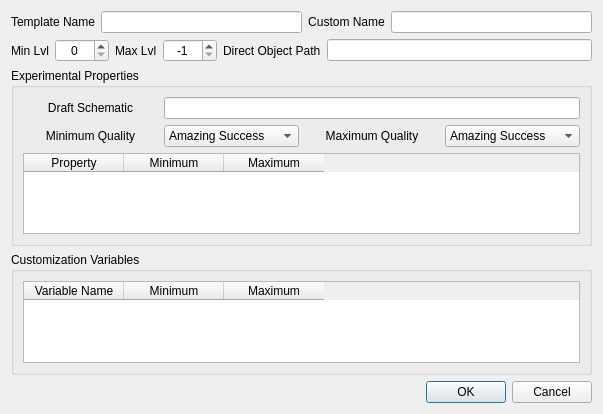
TheAnswer/Tools, file WorldSpawnerTool/lootitemeditor.ui: the form before one commit.
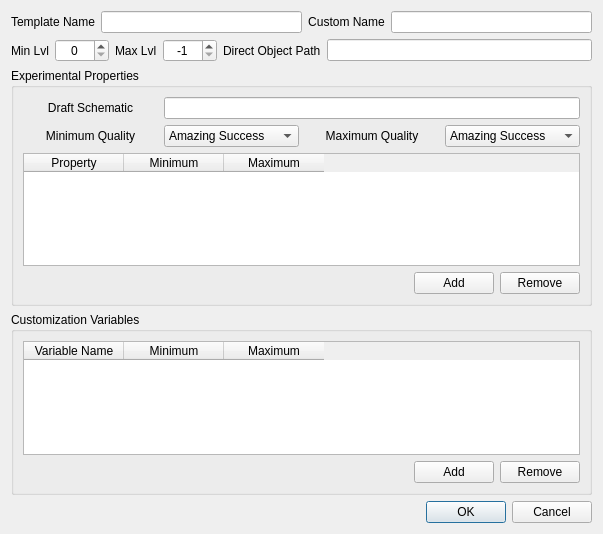
The form after the commit.

The edit to the form file:
```diff
--- a/WorldSpawnerTool/lootitemeditor.ui
+++ b/WorldSpawnerTool/lootitemeditor.ui
@@ -7,7 +7,7 @@
     <x>0</x>
     <y>0</y>
     <width>603</width>
-    <height>414</height>
+    <height>534</height>
    </rect>
   </property>
   <property name="windowTitle">
@@ -142,6 +142,9 @@
           <property name="selectionBehavior">
            <enum>QAbstractItemView::SelectRows</enum>
           </property>
+          <attribute name="verticalHeaderVisible">
+           <bool>false</bool>
+          </attribute>
           <attribute name="verticalHeaderDefaultSectionSize">
            <number>20</number>
           </attribute>
@@ -283,6 +286,37 @@
           </item>
          </widget>
         </item>
+        <item row="3" column="0" colspan="4">
+         <layout class="QHBoxLayout" name="horizontalLayout_2">
+          <item>
+           <spacer name="horizontalSpacer">
+            <property name="orientation">
+             <enum>Qt::Horizontal</enum>
+            </property>
+            <property name="sizeHint" stdset="0">
+             <size>
+              <width>40</width>
+              <height>20</height>
+             </size>
+            </property>
+           </spacer>
+          </item>
+          <item>
+           <widget class="QPushButton" name="pushButton_AddExperimental">
+            <property name="text">
+             <string>Add</string>
+            </property>
+           </widget>
+          </item>
+          <item>
+           <widget class="QPushButton" name="pushButton_RemoveExperimental">
+            <property name="text">
+             <string>Remove</string>
+            </property>
+           </widget>
+          </item>
+         </layout>
+        </item>
        </layout>
       </item>
      </layout>
@@ -305,6 +339,9 @@
         <property name="selectionBehavior">
          <enum>QAbstractItemView::SelectRows</enum>
         </property>
+        <attribute name="verticalHeaderVisible">
+         <bool>false</bool>
+        </attribute>
         <attribute name="verticalHeaderDefaultSectionSize">
          <number>20</number>
         </attribute>
@@ -328,6 +365,37 @@
         </column>
        </widget>
       </item>
+      <item>
+       <layout class="QHBoxLayout" name="horizontalLayout_3">
+        <item>
+         <spacer name="horizontalSpacer_2">
+          <property name="orientation">
+           <enum>Qt::Horizontal</enum>
+          </property>
+          <property name="sizeHint" stdset="0">
+           <size>
+            <width>40</width>
+            <height>20</height>
+           </size>
+          </property>
+         </spacer>
+        </item>
+        <item>
+         <widget class="QPushButton" name="pushButton_AddCustomization">
+          <property name="text">
+           <string>Add</string>
+          </property>
+         </widget>
+        </item>
+        <item>
+         <widget class="QPushButton" name="pushButton_RemoveCustomization">
+          <property name="text">
+           <string>Remove</string>
+          </property>
+         </widget>
+        </item>
+       </layout>
+      </item>
      </layout>
     </widget>
    </item>
```
Left out of the diff: 4 changed lines with no effect on the pictures.
